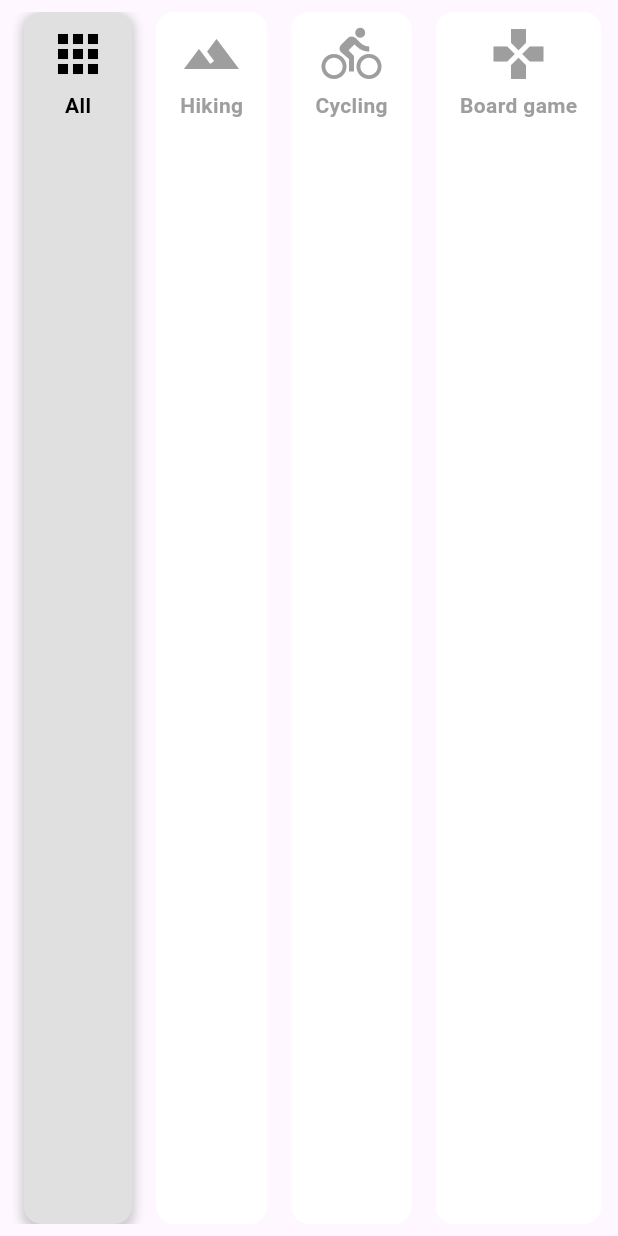
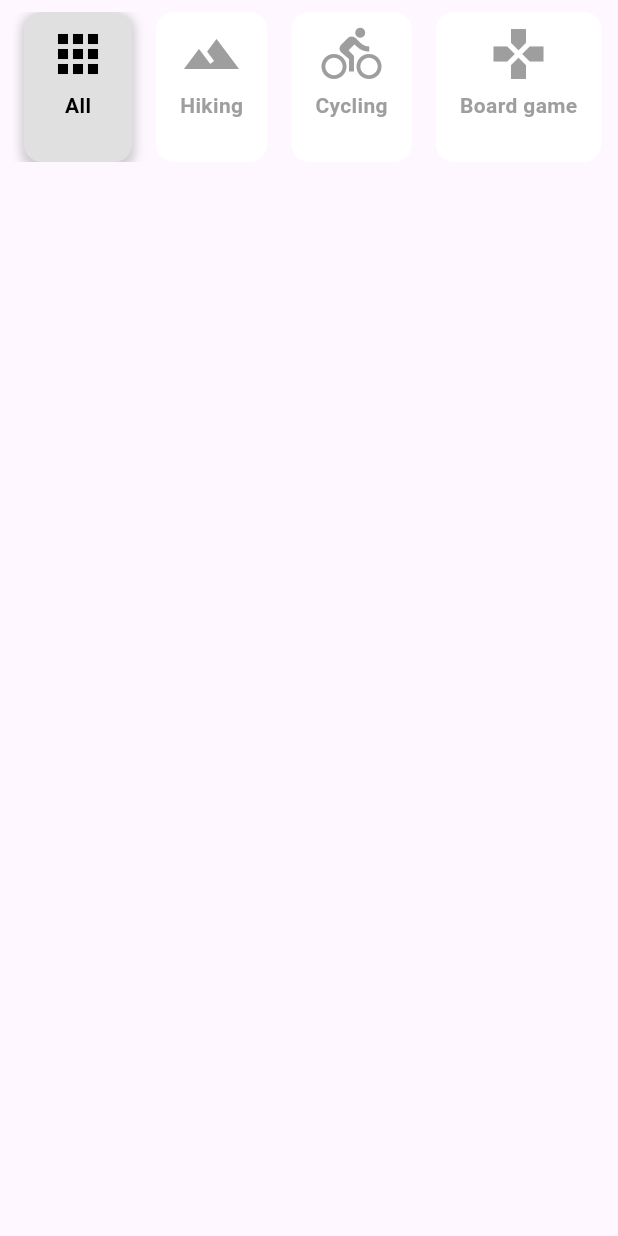
Before and after one commit to JaeH0ng/okapi_z, a Flutter app: the AdventureTypeSelector widget shown alone on an empty page, opened directly, on a phone screen of 412 x 824 dp. Run offline on Flutter 3.47's test engine with Material 3 defaults, Android fonts, the phone set to English and light mode, and no system bars; our stand-ins replace equatable, flutter_riverpod, image_picker.

Commit message:
bugfixed/home_page_widget

```diff
--- a/lib/features/auth/data/repositories/user_database.dart
+++ b/lib/features/auth/data/repositories/user_database.dart
@@ -7,7 +7,7 @@ class UserRepository {
       userId: 1,
       email: 'user1@example.com',
       name: 'John Doe',
-      profileImagePath: '/images/user1.png',
+      profileImagePath: '/assets/images/user1.png',
       birth: '1990-01-01',
       gender: 'Male',
       country: 'USA',
@@ -19,7 +19,7 @@ class UserRepository {
       userId: 2,
       email: 'user2@example.com',
       name: 'Jane Smith',
-      profileImagePath: '/images/user2.png',
+      profileImagePath: '/assets/images/user2.png',
       birth: '1992-05-12',
       gender: 'Female',
       country: 'Canada',
@@ -31,7 +31,7 @@ class UserRepository {
       userId: 3,
       email: 'user3@example.com',
       name: 'Alice Johnson',
-      profileImagePath: '/images/user3.png',
+      profileImagePath: '/assets/images/user3.png',
       birth: '1995-09-15',
       gender: 'Female',
       country: 'UK',
--- a/lib/features/auth/presentation/widgets/adventure_type_filter.dart
+++ b/lib/features/auth/presentation/widgets/adventure_type_filter.dart
@@ -24,9 +24,13 @@ class _AdventureTypeSelectorState extends State<AdventureTypeSelector> {
   Widget build(BuildContext context) {
     return Padding(
       padding: const EdgeInsets.all(8.0),
+      child: SizedBox(
+        // SizedBox를 사용해 크기 제한
+        height: 100, // 높이를 명시적으로 설정 (필요에 따라 조정 가능)
         child: ListView.builder(
           scrollDirection: Axis.horizontal,
           itemCount: _adventureTypes.length,
+          shrinkWrap: true, // shrinkWrap을 true로 설정하여 필요 이상으로 확장되지 않도록 함
           itemBuilder: (context, index) {
             return GestureDetector(
               onTap: () {
@@ -36,10 +40,12 @@ class _AdventureTypeSelectorState extends State<AdventureTypeSelector> {
                 });
               },
               child: Container(
-              margin: EdgeInsets.symmetric(horizontal: 8.0),
-              padding: EdgeInsets.symmetric(vertical: 8.0, horizontal: 16.0),
+                margin: const EdgeInsets.symmetric(horizontal: 8.0),
+                padding:
+                    const EdgeInsets.symmetric(vertical: 8.0, horizontal: 16.0),
                 decoration: BoxDecoration(
-                color: _selectedType == index ? Colors.grey[300] : Colors.white,
+                  color:
+                      _selectedType == index ? Colors.grey[300] : Colors.white,
                   borderRadius: BorderRadius.circular(12.0),
                   boxShadow: [
                     if (_selectedType == index)
@@ -47,7 +53,7 @@ class _AdventureTypeSelectorState extends State<AdventureTypeSelector> {
                         color: Colors.grey.withOpacity(0.5),
                         spreadRadius: 2,
                         blurRadius: 5,
-                      offset: Offset(0, 3),
+                        offset: const Offset(0, 3),
                       ),
                   ],
                 ),
@@ -57,9 +63,10 @@ class _AdventureTypeSelectorState extends State<AdventureTypeSelector> {
                     Icon(
                       _adventureTypes[index]["icon"],
                       size: 40.0,
-                    color: _selectedType == index ? Colors.black : Colors.grey,
+                      color:
+                          _selectedType == index ? Colors.black : Colors.grey,
                     ),
-                  SizedBox(height: 4.0),
+                    const SizedBox(height: 4.0),
                     Text(
                       _adventureTypes[index]["label"],
                       style: TextStyle(
@@ -74,6 +81,7 @@ class _AdventureTypeSelectorState extends State<AdventureTypeSelector> {
             );
           },
         ),
+      ),
     );
   }
 }
```
Also changed, not shown: lib/features/home/presentation/home_page.dart (+7 -5 lines), assets/images/user1.png (added), assets/images/user2.png (added), assets/images/user3.png (added). Lines whose indentation alone changed are shown as unchanged.
